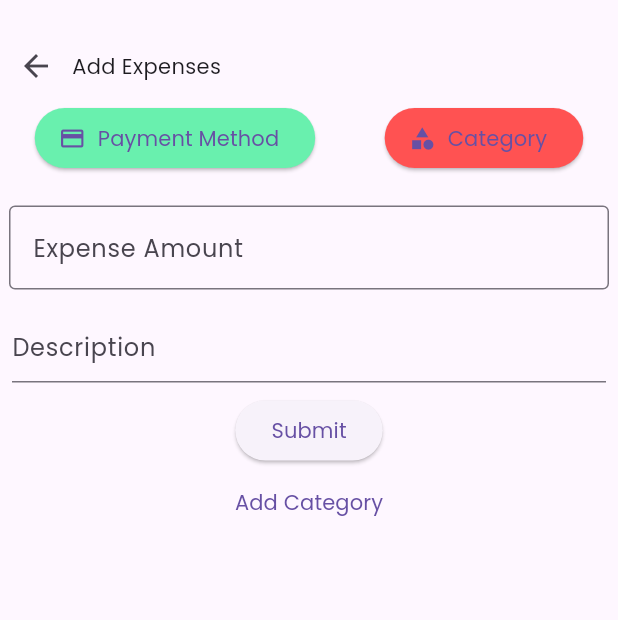
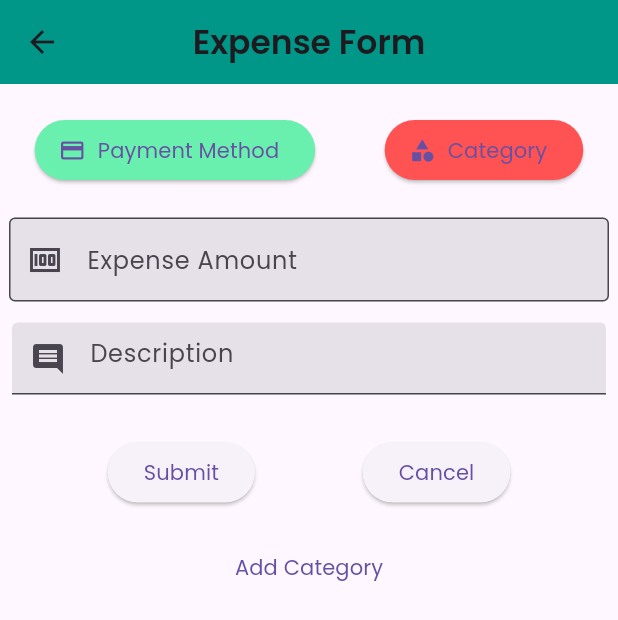
Before and after one commit to stevenjoro098/Daily-Expense, a Flutter app: the screen it shows after launch, after a tap on the "add" icon, on a phone screen of 412 x 824 dp. Shown: the top 620 px of the screen. Run offline on Flutter 3.47's test engine with Material 3 defaults, Android fonts, the light colour scheme and no system bars; our stand-ins replace charts_flutter, sqflite, sqflite_common_ffi; missing offline and left inert: dart:ffi; accounts and stored records are empty.

Commit message:
new updates

```diff
--- a/lib/add_expenditure.dart
+++ b/lib/add_expenditure.dart
@@ -55,6 +55,11 @@ class _addExpensesPageState extends State<addExpensesPage> {
       ..showSnackBar(SnackBar(content: Text('${ result } Selected')));
   }
 
+  void clear_textfields (){
+    expenseCategory = "";
+    expenseDescription.text = "";
+    expensesController.text = "";
+  }
 
 @override
   void initState(){
@@ -66,21 +71,19 @@ class _addExpensesPageState extends State<addExpensesPage> {
   @override
   Widget build(BuildContext context) {
     return Scaffold(
+      appBar: AppBar(
+        backgroundColor: Colors.teal,
+        title: const Text('Expense Form',
+          style: const TextStyle(
+              fontWeight: FontWeight.bold
+          ),
+        ),
+        centerTitle: true,
+      ),
       body: Center(
         child: Column(
           children: [
             const SizedBox(height: 20,),
-            Row(
-              children: [
-                IconButton(
-                    icon: const Icon(Icons.arrow_back),
-                  onPressed: () {
-                    Navigator.pop(context);
-                  },
-                ),
-                const Text('Add Expenses'),
-              ],
-            ),
             Row(
               mainAxisAlignment: MainAxisAlignment.spaceAround,
               children: [
@@ -112,8 +115,10 @@ class _addExpensesPageState extends State<addExpensesPage> {
                   child: TextField(
                     controller: expensesController,
                     decoration: const InputDecoration(
+                      prefixIcon: Icon(Icons.money_outlined),
                       hintText: 'Enter Amount',
                       labelText: 'Expense Amount',
+                      filled: true,
                       border: OutlineInputBorder()
                     ),
                   )
@@ -125,11 +130,17 @@ class _addExpensesPageState extends State<addExpensesPage> {
                  child: TextField(
                    controller: expenseDescription,
                    decoration: const InputDecoration(
-                     hintText: 'Description'
+                     prefixIcon: Icon(Icons.comment),
+                     hintText: 'Description',
+                     filled: true
                    ),
                  ),
                ),
              ),
+             const SizedBox(height: 20,),
+             Row(
+               mainAxisAlignment: MainAxisAlignment.spaceEvenly,
+               children: [
                  ElevatedButton(
                       onPressed: (){
                         insertExpense(
@@ -138,9 +149,32 @@ class _addExpensesPageState extends State<addExpensesPage> {
                             "${now.year}-${now.month}-${now.day}",
                             expenseCategory,
                         );
+                        clear_textfields();
+                        final snackBar = SnackBar(
+                          content: const Text('Expense Added Successfully'),
+                          action: SnackBarAction(
+                            label: 'Undo',
+                            onPressed: () {
+                              // Some code to undo the change.
+                            },
+                          ),
+                        );
+
+                        // Find the ScaffoldMessenger in the widget tree
+                        // and use it to show a SnackBar.
+                        ScaffoldMessenger.of(context).showSnackBar(snackBar);
                       },
                       child: const Text('Submit'),
                   ),
+                ElevatedButton(
+                      onPressed: (){
+                        clear_textfields();
+                      },
+                      child: Text('Cancel')
+                    ),
+               ],
+             ),
+            SizedBox(height: 15,),
             TextButton(
                 onPressed:(){
                   showDialog(
--- a/lib/db.dart
+++ b/lib/db.dart
@@ -64,6 +64,9 @@ class Category{
          conflictAlgorithm: ConflictAlgorithm.replace
      );
    }
+
+   //************************* LIST ALL CATEGORY *******************************
+
    Future<List<Map<String, dynamic>>> categoryList() async {
         final db = await initDatabase();
         final List<Map<String, dynamic>> maps = await db.query('category');
@@ -75,3 +78,21 @@ class Category{
         // });
         return db.query('category');
    }
+   //*************************** LIST EXPENSES *********************************
+
+  Future<List<Map<String, dynamic>>> expenseList() async{
+  final db = await initDatabase();
+  final List<Map<String, dynamic>> maps = await db.query('expense');
+  return db.query('expense');
+  }
+
+  // *************************** Total Daily Expenditure Amount ****************
+
+  Future<double> totalDayAmount(String date) async {
+    final db = await initDatabase();
+    final List<Map<String, dynamic>> result = await db.rawQuery(
+      'SELECT SUM(expense_name) AS total_amount FROM expense WHERE expense_date = ?',[date],
+    );
+    double totalAmount = (result.first['total_amount'] ?? 0)as double;
+    return totalAmount;
+  }
--- a/lib/main.dart
+++ b/lib/main.dart
@@ -1,3 +1,5 @@
+import 'dart:ffi';
+
 import 'package:flutter/material.dart';
 import 'package:charts_flutter/flutter.dart' as charts;
 import 'package:flutter/cupertino.dart';
@@ -27,7 +29,7 @@ class MyApp extends StatelessWidget {
       theme: ThemeData(
         fontFamily: 'Poppins'
       ),
-      home: HomePage(),
+      home: const HomePage(),
     );
   }
 }
@@ -40,10 +42,22 @@ class HomePage extends StatefulWidget {
 
 class _HomePageState extends State<HomePage> {
   String selectedValue = 'Jan';
+  List<Map<String, dynamic>> myData = [];
+
+
+  Future<void> fetchExpenseData() async {
+    List<Map<String, dynamic>> data = await expenseList();
+    //var d = totalAmount = (await totalDayAmount('2023-12-17')) as Double;
+    setState(() {
+      myData = data;
+
+    });
+  }
 
   @override
   void initState(){
     super.initState();
+    fetchExpenseData();
   }
   @override
   Widget build(BuildContext context) {
@@ -72,9 +86,9 @@ class _HomePageState extends State<HomePage> {
               mainAxisAlignment: MainAxisAlignment.spaceAround,
               children: [
                 CupertinoSegmentedControl<int>(
-                  children: {
-                    0: const Text('Expenses'),
-                    1: const Text('Income'),
+                  children: const {
+                    0: Text('Expenses'),
+                    1: Text('Income'),
                   },
                   onValueChanged: (int value) {
                     // setState(() {
@@ -101,7 +115,7 @@ class _HomePageState extends State<HomePage> {
               ],
             ),
             ExpenseBarChart(),
-            const Card(
+             const Card(
               child: Column(
                 children: [
                   ListTile(
@@ -110,7 +124,7 @@ class _HomePageState extends State<HomePage> {
                           fontWeight: FontWeight.bold,
                           fontSize: 15
                       ),),
-                    trailing: Text('Ksh. 500',
+                    trailing: Text('',
                       style: TextStyle(
                           fontWeight: FontWeight.bold,
                           fontSize: 16
@@ -119,38 +133,33 @@ class _HomePageState extends State<HomePage> {
                 ],
               ),
             ),
-            const Expanded(
-                child:Column(
-                  children: [
-                    ListTile(
-                      leading: Icon(Icons.local_pizza),
-                      title: Text('Pizza'),
-                      trailing: Text('Ksh. 200'),
-                      subtitle: Text('cash'),
-                    ),
-                    ListTile(
-                      leading: Icon(Icons.local_pizza),
-                      title: Text('Pizza'),
-                      trailing: Text('Ksh. 200'),
-                      subtitle: Text('cash'),
-                    ),
-                    ListTile(
-                      leading: Icon(Icons.local_pizza),
-                      title: Text('Pizza'),
-                      trailing: Text('Ksh. 200'),
-                      subtitle: Text('cash'),
-                    ),
-
-                  ],
-                )
+             Expanded(
+                child: ListView.builder(
+                    itemCount: myData.length,
+                    itemBuilder: (context, index){
+                      return ListTile(
+                        leading: Image.asset('assets/images/spending.png'),
+                        title: Text('${myData[index]['category']}',
+                          style: const TextStyle(
+                            color: Colors.grey,
+                            fontWeight: FontWeight.bold
+                          ),
+                          ),
+                        trailing: Text(
+                            'Ksh. ${myData[index]['expense_name']}',
+                          style: const TextStyle(
+                            color: Colors.blueAccent,
+                            fontWeight: FontWeight.bold,
+                            fontSize: 16
+                          ),
+                        ),
+                        onTap: (){
+                          print('${myData[index]['expense_name']}');
+                        },
+                      );
+                    }
+                ),
             ),
-            ElevatedButton(
-                onPressed:(){
-                  Navigator.push(context,
-                      MaterialPageRoute(builder: (context) => const addExpensesPage(),));
-                },
-                child: const Text('data')
-            )
           ],
         ),
       ),
--- a/pubspec.yaml
+++ b/pubspec.yaml
@@ -83,11 +83,14 @@ flutter:
   # "family" key with the font family name, and a "fonts" key with a
   # list giving the asset and other descriptors for the font. For
   # example:
+  assets:
+    - assets/images/spending.png
   fonts:
      - family: Poppins
        fonts:
          - asset: assets/fonts/Poppins-Regular.ttf
          - asset: assets/fonts/Poppins-SemiBold.ttf
+
   #   - family: Schyler
   #     fonts:
   #       - asset: fonts/Schyler-Regular.ttf
```
Also changed, not shown: assets/images/spending.png (added), pubspec.lock, 5 other files. Lines whose indentation alone changed are shown as unchanged.
